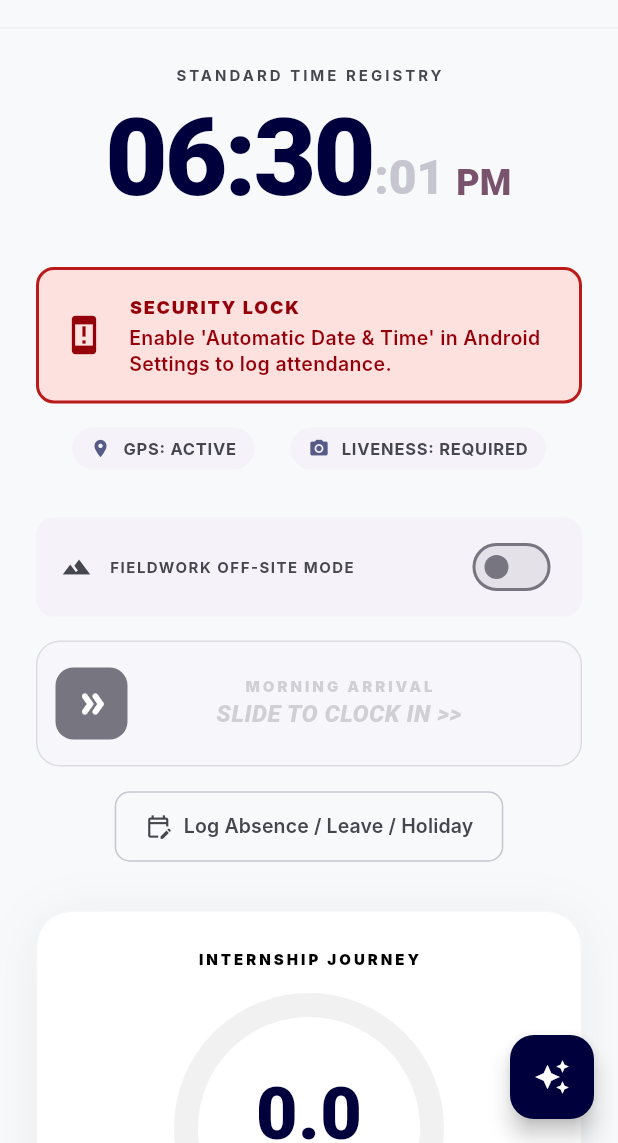
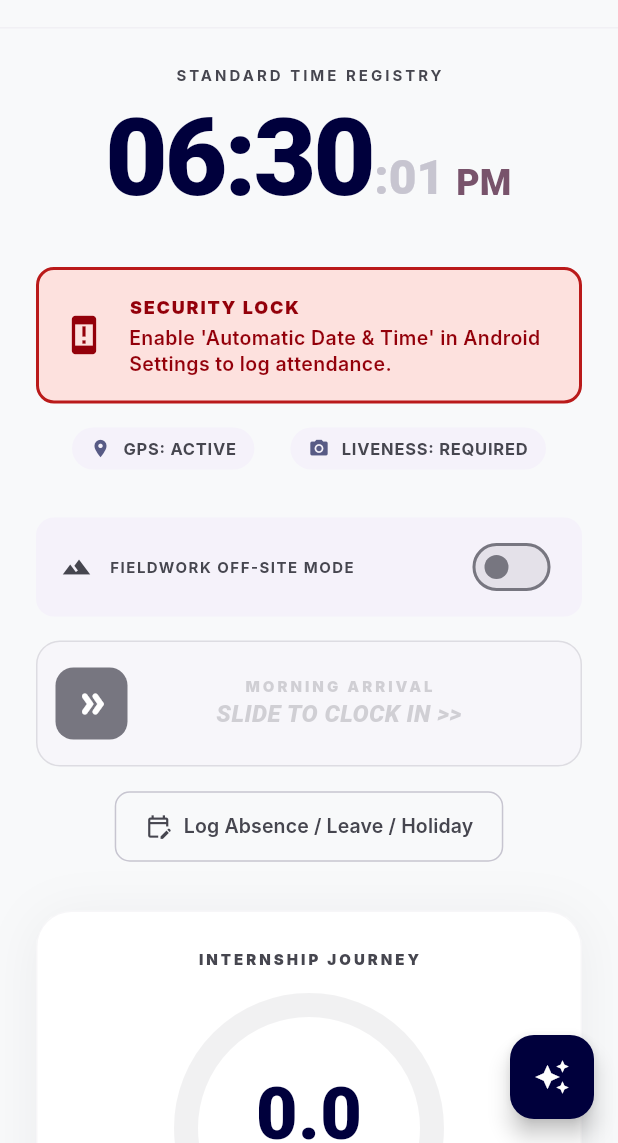
Before and after one commit to Raver-Miradora/prism, a Flutter app: the DashboardTimeclock screen opened directly, on a phone screen of 412 x 824 dp, the part 93-1236 px from its top. Run offline on Flutter 3.47's test engine with Material 3 defaults, Android fonts, the light colour scheme and no system bars; our stand-ins replace camera, flutter_riverpod, geolocator, image_picker, local_auth, pdf and 3 more; accounts and stored records are empty; Roboto replaces fonts that are missing (Inter, Public Sans).

Commit message:
style(ui): fix hardcoded Colors.black in ProgressRingWidget for dark mode [W2]

```diff
--- a/lib/ui/widgets/progress_ring_widget.dart
+++ b/lib/ui/widgets/progress_ring_widget.dart
@@ -104,7 +104,6 @@ child: AnimatedSwitcher(
             style: TextStyle(
               fontSize: 10,
               fontWeight: FontWeight.w900,
-              color: Colors.black,
               letterSpacing: 2.0,
             ),
           ),
@@ -159,7 +158,7 @@ child: AnimatedSwitcher(
             'Tap for details',
             style: TextStyle(
               fontSize: 10,
-              color: Colors.black.withValues(alpha: 0.5),
+              color: context.colors.onSurfaceVariant.withValues(alpha: 0.6),
               fontStyle: FontStyle.italic,
             ),
           ),
```
